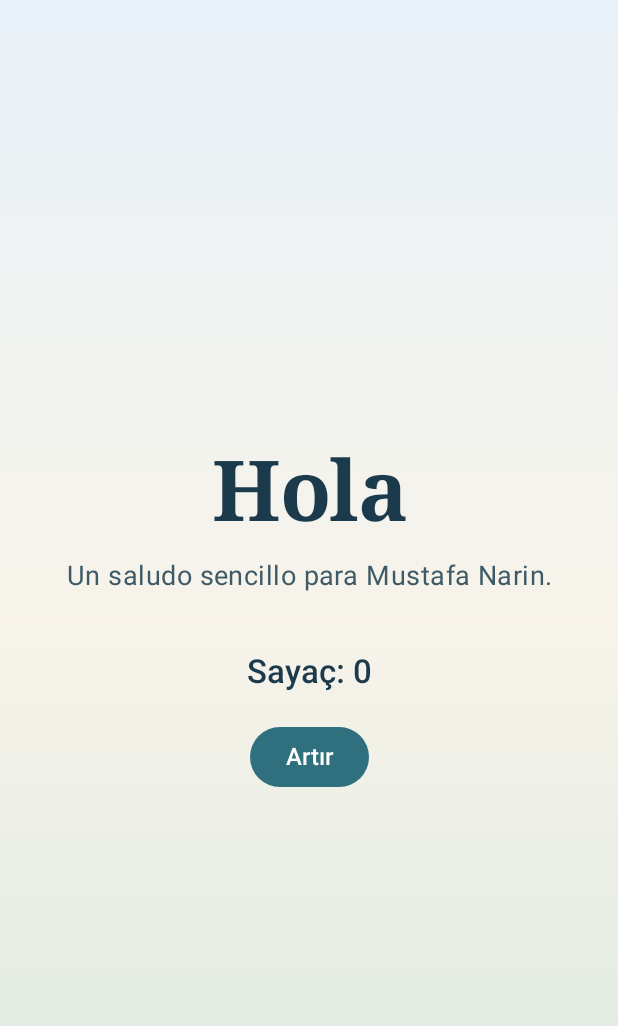
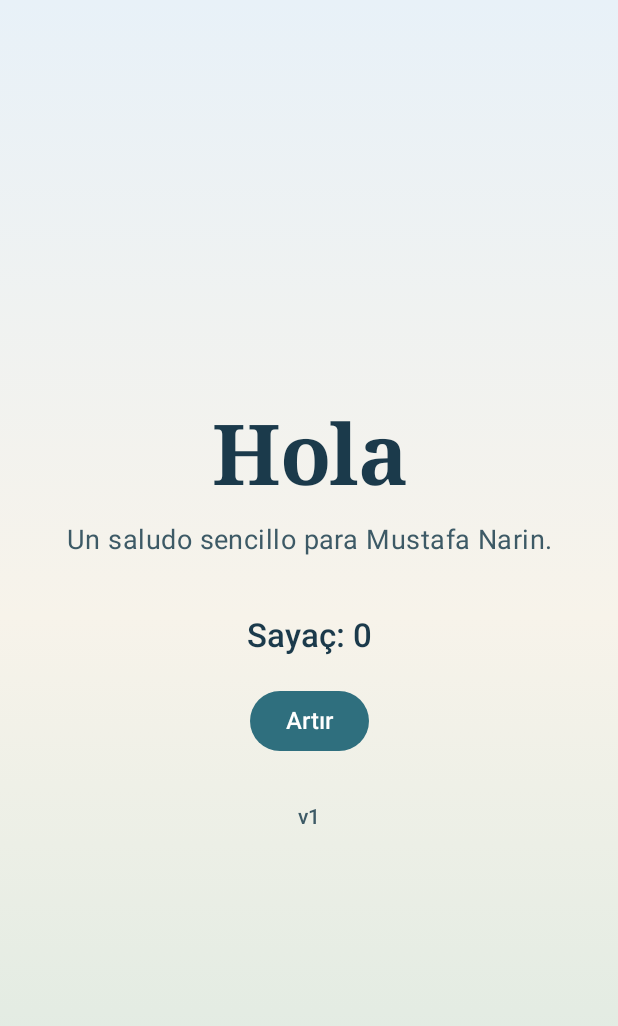
Before and after one commit to mnarin26/gardener, an Android app built with Jetpack Compose: the screen it shows after launch (MainActivity), on a phone screen of 412 x 824 dp. Shown: the top 1026 px of the screen. Run offline under Robolectric (Android 15) with nearby library versions, the phone set to English and light mode, and no system bars.

Commit message:
Show v1 label on the Merhaba/Hola screen.
Add a visible version marker so builds are easy to identify on-device.

Co-authored-by: mnarin26 <mnarin26@users.noreply.github.com>

```diff
--- a/app/src/main/java/com/mustafa/merhaba/MainActivity.kt
+++ b/app/src/main/java/com/mustafa/merhaba/MainActivity.kt
@@ -103,6 +103,13 @@ fun MerhabaScreen() {
                     style = MaterialTheme.typography.labelLarge.copy(fontSize = 16.sp)
                 )
             }
+            Spacer(modifier = Modifier.height(32.dp))
+            Text(
+                text = "v1",
+                style = MaterialTheme.typography.labelLarge.copy(fontSize = 14.sp),
+                color = Color(0xFF3D5A66),
+                textAlign = TextAlign.Center
+            )
         }
     }
 }
```
